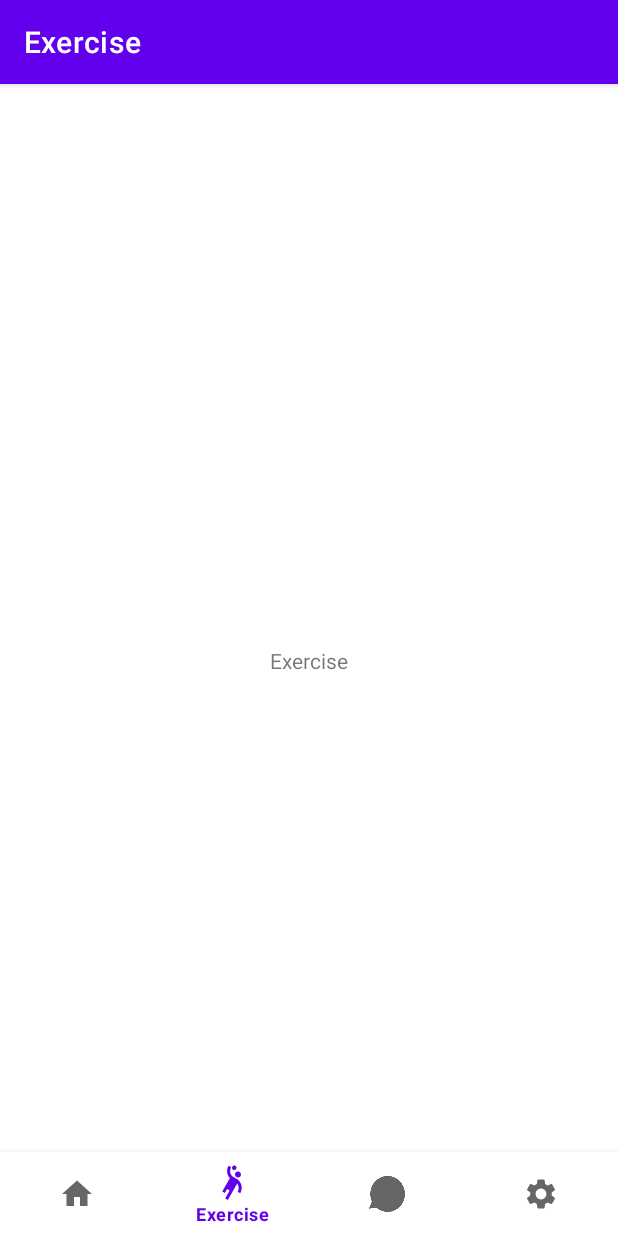
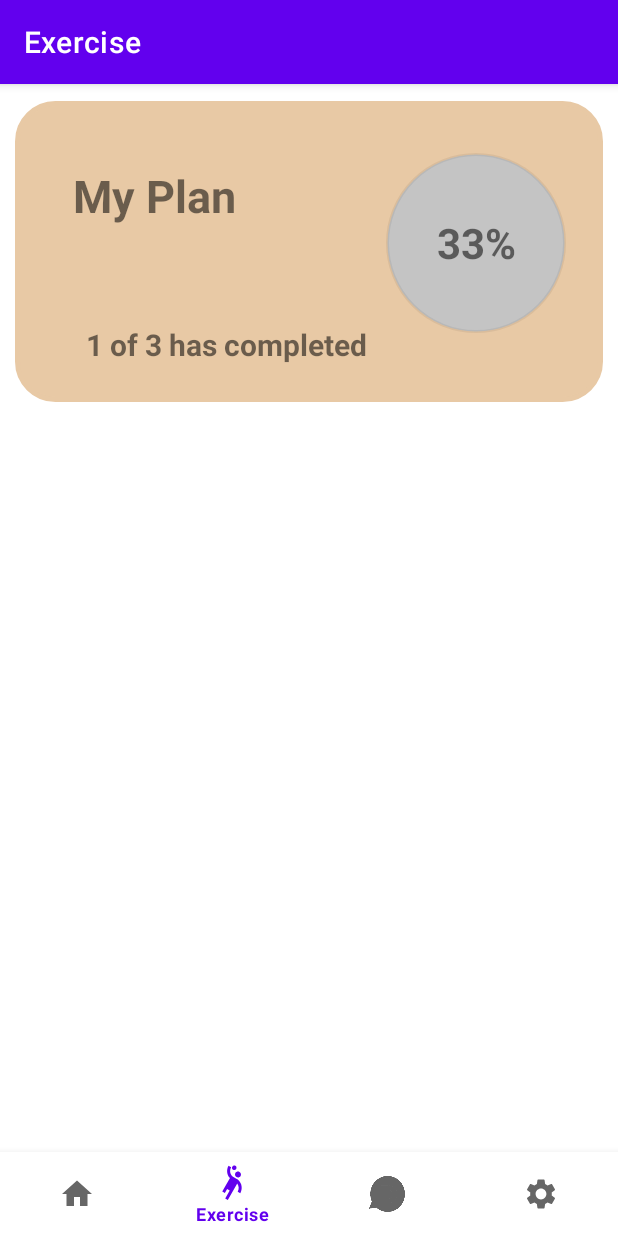
Before and after one commit to FitHealthTeam/FitHealth, an Android app: the ExerciseFragment screen opened through its navigation route, on a phone screen of 412 x 824 dp. Run offline under Robolectric (Android 15) with nearby library versions, the light colour scheme and no system bars; our stand-ins replace navigation-ui.

Commit message:
added My Plan to Exercise

```diff
--- a/app/src/main/java/com/fithealthteam/fithealth/huawei/MainActivity.java
+++ b/app/src/main/java/com/fithealthteam/fithealth/huawei/MainActivity.java
@@ -21,7 +21,8 @@ public class MainActivity extends AppCompatActivity {
     @Override
     protected void onCreate(Bundle savedInstanceState) {
         super.onCreate(savedInstanceState);
-        //getWindow().setFlags(WindowManager.LayoutParams.FLAG_FULLSCREEN, WindowManager.LayoutParams.FLAG_FULLSCREEN);
+        //hide the top action bar and title
+        //getSupportActionBar().hide();
 
         // if (not login) --> another user activity --
         //if (is user) --> login  --> come back to main activity (boolean newUser = false)
--- a/app/src/main/java/com/fithealthteam/fithealth/huawei/ui/exercise/ExerciseFragment.java
+++ b/app/src/main/java/com/fithealthteam/fithealth/huawei/ui/exercise/ExerciseFragment.java
@@ -13,10 +13,13 @@ import android.view.View;
 import android.view.ViewGroup;
 
 import com.fithealthteam.fithealth.huawei.R;
+import com.fithealthteam.fithealth.huawei.databinding.ExerciseFragmentBinding;
+import com.fithealthteam.fithealth.huawei.databinding.FragmentHomeBinding;
 
 public class ExerciseFragment extends Fragment {
 
     private ExerciseViewModel mViewModel;
+    private ExerciseFragmentBinding binding;
 
     public static ExerciseFragment newInstance() {
         return new ExerciseFragment();
@@ -25,14 +28,25 @@ public class ExerciseFragment extends Fragment {
     @Override
     public View onCreateView(@NonNull LayoutInflater inflater, @Nullable ViewGroup container,
                              @Nullable Bundle savedInstanceState) {
-        return inflater.inflate(R.layout.exercise_fragment, container, false);
+
+        //view object pass in
+        View v = inflater.inflate(R.layout.exercise_fragment, container, false);
+
+        //You may use the v to direct v.findViewById() OR binding.ITEM_ID_YOU_HAD_NAMED to reference to the item
+
+        //binding to the fragment layout element
+        binding = ExerciseFragmentBinding.inflate(inflater, container, false);
+        View root = binding.getRoot();
+
+
+        //return the view object
+        return v;
     }
 
     @Override
-    public void onActivityCreated(@Nullable Bundle savedInstanceState) {
-        super.onActivityCreated(savedInstanceState);
+    public void onViewCreated(@NonNull View view, @Nullable Bundle savedInstanceState) {
+        super.onViewCreated(view, savedInstanceState);
         mViewModel = new ViewModelProvider(this).get(ExerciseViewModel.class);
         // TODO: Use the ViewModel
     }
-
 }
--- a/app/src/main/java/com/fithealthteam/fithealth/huawei/ui/exercise/ExerciseViewModel.java
+++ b/app/src/main/java/com/fithealthteam/fithealth/huawei/ui/exercise/ExerciseViewModel.java
@@ -1,7 +1,26 @@
 package com.fithealthteam.fithealth.huawei.ui.exercise;
 
+import androidx.lifecycle.MutableLiveData;
 import androidx.lifecycle.ViewModel;
 
 public class ExerciseViewModel extends ViewModel {
     // TODO: Implement the ViewModel
+    private MutableLiveData<String> taskCompletion;
+    private MutableLiveData<String> percentageIndicator;
+
+    public MutableLiveData<String> getTaskCompletion() {
+        return taskCompletion;
+    }
+
+    public void setTaskCompletion(MutableLiveData<String> taskCompletion) {
+        this.taskCompletion = taskCompletion;
+    }
+
+    public MutableLiveData<String> getPercentageIndicator() {
+        return percentageIndicator;
+    }
+
+    public void setPercentageIndicator(MutableLiveData<String> percentageIndicator) {
+        this.percentageIndicator = percentageIndicator;
+    }
 }
--- a/app/src/main/java/com/fithealthteam/fithealth/huawei/ui/settings/SettingsFragment.java
+++ b/app/src/main/java/com/fithealthteam/fithealth/huawei/ui/settings/SettingsFragment.java
@@ -31,10 +31,9 @@ public class SettingsFragment extends Fragment {
     }
 
     @Override
-    public void onActivityCreated(@Nullable Bundle savedInstanceState) {
-        super.onActivityCreated(savedInstanceState);
+    public void onViewCreated(@NonNull View view, @Nullable Bundle savedInstanceState) {
+        super.onViewCreated(view, savedInstanceState);
         mViewModel = new ViewModelProvider(this).get(SettingsViewModel.class);
         // TODO: Use the ViewModel
     }
-
 }
--- /dev/null
+++ b/app/src/main/res/drawable/circle_shape.xml
@@ -0,0 +1,14 @@
+<?xml version="1.0" encoding="utf-8"?>
+<selector xmlns:android="http://schemas.android.com/apk/res/android">
+<item>
+    <shape android:shape="oval">
+        <size android:width="120dp"
+            android:height="120dp">
+        </size>
+        <solid android:color="#C4C4C4"></solid>
+        <stroke android:color="#10000000"
+            android:width="2dp"
+            ></stroke>
+    </shape>
+</item>
+</selector>
--- /dev/null
+++ b/app/src/main/res/drawable/round_layout.xml
@@ -0,0 +1,22 @@
+<?xml version="1.0" encoding="utf-8"?>
+<shape xmlns:android="http://schemas.android.com/apk/res/android" >
+
+    <!-- we define background color -->
+    <solid android:color="#E8C9A5" />
+
+    <!-- we define border color and thick -->
+    <stroke
+        android:width="3dp"
+        android:color="#E8C9A5" />
+
+    <!-- add some padding for text inside -->
+    <padding
+        android:bottom="15dp"
+        android:left="15dp"
+        android:right="15dp"
+        android:top="15dp" />
+
+    <!-- we define corner radius, note that radius can be different for each corner -->
+    <corners android:radius="25dp" />
+
+</shape>
--- a/app/src/main/res/layout/activity_main.xml
+++ b/app/src/main/res/layout/activity_main.xml
@@ -6,11 +6,13 @@
     android:layout_width="match_parent"
     android:layout_height="match_parent">
 
+
     <fragment
         android:id="@+id/nav_host_fragment_activity_main"
         android:name="androidx.navigation.fragment.NavHostFragment"
         android:layout_width="match_parent"
         android:layout_height="match_parent"
+        android:layout_marginTop="1dp"
         app:defaultNavHost="true"
         app:layout_constraintBottom_toTopOf="@id/nav_view"
         app:layout_constraintHorizontal_bias="0.0"
--- a/app/src/main/res/layout/exercise_fragment.xml
+++ b/app/src/main/res/layout/exercise_fragment.xml
@@ -6,13 +6,63 @@
     android:layout_height="match_parent"
     tools:context=".ui.exercise.ExerciseFragment">
 
-    <TextView
-        android:id="@+id/textView2"
-        android:layout_width="wrap_content"
+    <androidx.constraintlayout.widget.ConstraintLayout
+        android:id="@+id/TaskIndicateLayout"
+        android:layout_width="match_parent"
         android:layout_height="wrap_content"
-        android:text="Exercise"
-        app:layout_constraintBottom_toBottomOf="parent"
+        android:layout_marginStart="10dp"
+        android:layout_marginTop="10dp"
+        android:layout_marginEnd="10dp"
+        android:background="@drawable/round_layout"
+        android:visibility="visible"
         app:layout_constraintEnd_toEndOf="parent"
+        app:layout_constraintHorizontal_bias="0.0"
         app:layout_constraintStart_toStartOf="parent"
-        app:layout_constraintTop_toTopOf="parent" />
+        app:layout_constraintTop_toTopOf="parent">
+
+        <TextView
+            android:id="@+id/myplanTitle"
+            android:layout_width="wrap_content"
+            android:layout_height="wrap_content"
+            android:layout_marginStart="24dp"
+            android:layout_marginTop="28dp"
+            android:fontFamily="sans-serif"
+            android:text="My Plan"
+            android:textSize="30sp"
+            android:textStyle="bold"
+            app:layout_constraintStart_toStartOf="parent"
+            app:layout_constraintTop_toTopOf="parent" />
+
+        <TextView
+            android:id="@+id/taskCompletion"
+            android:layout_width="wrap_content"
+            android:layout_height="wrap_content"
+            android:layout_marginStart="10dp"
+            android:layout_marginTop="65dp"
+            android:layout_marginEnd="120dp"
+            android:layout_marginBottom="10dp"
+            android:text="1 of 3 has completed"
+            android:textSize="20sp"
+            android:textStyle="bold"
+            app:layout_constraintBottom_toBottomOf="parent"
+            app:layout_constraintEnd_toEndOf="parent"
+            app:layout_constraintStart_toStartOf="parent"
+            app:layout_constraintTop_toBottomOf="@+id/myplanTitle" />
+
+        <TextView
+            android:id="@+id/percentageIndicator"
+            android:layout_width="wrap_content"
+            android:layout_height="wrap_content"
+            android:layout_marginTop="20dp"
+            android:layout_marginEnd="10dp"
+            android:background="@drawable/circle_shape"
+            android:gravity="center"
+            android:text="33%"
+            android:textSize="28sp"
+            android:textStyle="bold"
+            app:layout_constraintEnd_toEndOf="parent"
+            app:layout_constraintTop_toTopOf="parent" />
+
+    </androidx.constraintlayout.widget.ConstraintLayout>
+
 </androidx.constraintlayout.widget.ConstraintLayout>
--- a/app/src/main/res/layout/settings_fragment.xml
+++ b/app/src/main/res/layout/settings_fragment.xml
@@ -175,7 +175,7 @@
             android:id="@+id/achievement_badge"
             android:layout_width="37dp"
             android:layout_height="43dp"
-            android:src="@drawable/trophy_badge_" />
+            android:src="@drawable/trophy_badge" />
 
         <Space
             android:layout_width="20dp"
--- a/app/src/main/res/navigation/mobile_navigation.xml
+++ b/app/src/main/res/navigation/mobile_navigation.xml
@@ -16,14 +16,17 @@
         android:name="com.fithealthteam.fithealth.huawei.ui.exercise.ExerciseFragment"
         android:label="@string/exercise"
         tools:layout="@layout/exercise_fragment" />
+
     <fragment
         android:id="@+id/communityFragment"
         android:name="com.fithealthteam.fithealth.huawei.ui.community.CommunityFragment"
         android:label="@string/community"
         tools:layout="@layout/community_fragment" />
+
     <fragment
         android:id="@+id/settingsFragment"
         android:name="com.fithealthteam.fithealth.huawei.ui.settings.SettingsFragment"
         android:label="@string/settings"
         tools:layout="@layout/settings_fragment" />
+
 </navigation>
```
Also changed, not shown: app/src/main/res/drawable-v24/trophy_badge.xml (renamed from app/src/main/res/drawable-v24/trophy_badge_.xml).
